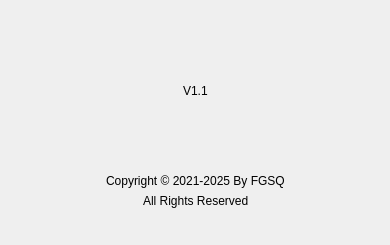
Old version of the form src/about.ui in the repository fgsq-team/LANShare-PC.
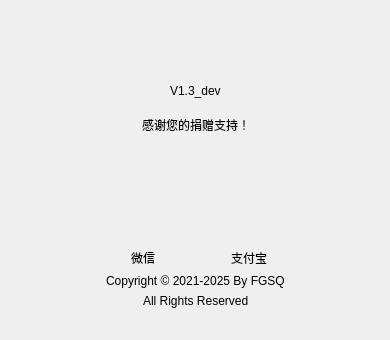
New version of the form. Icons and pictures are not drawn.

Patch:
```diff
--- a/src/about.ui
+++ b/src/about.ui
@@ -7,7 +7,7 @@
     <x>0</x>
     <y>0</y>
     <width>390</width>
-    <height>245</height>
+    <height>340</height>
    </rect>
   </property>
   <property name="windowTitle">
@@ -42,7 +42,7 @@
     <item>
      <widget class="QLabel" name="versionName">
       <property name="text">
-       <string>V1.1</string>
+       <string>V1.3_dev</string>
       </property>
      </widget>
     </item>
@@ -113,7 +113,7 @@
    <property name="geometry">
     <rect>
      <x>0</x>
-     <y>170</y>
+     <y>270</y>
      <width>391</width>
      <height>22</height>
     </rect>
@@ -158,7 +158,7 @@
    <property name="geometry">
     <rect>
      <x>0</x>
-     <y>190</y>
+     <y>290</y>
      <width>391</width>
      <height>21</height>
     </rect>
@@ -199,6 +199,170 @@
     </item>
    </layout>
   </widget>
+  <widget class="QWidget" name="horizontalLayoutWidget_5">
+   <property name="geometry">
+    <rect>
+     <x>0</x>
+     <y>110</y>
+     <width>391</width>
+     <height>30</height>
+    </rect>
+   </property>
+   <layout class="QHBoxLayout" name="horizontalLayout_5">
+    <item>
+     <spacer name="horizontalSpacer_9">
+      <property name="orientation">
+       <enum>Qt::Horizontal</enum>
+      </property>
+      <property name="sizeHint" stdset="0">
+       <size>
+        <width>40</width>
+        <height>20</height>
+       </size>
+      </property>
+     </spacer>
+    </item>
+    <item>
+     <widget class="QLabel" name="donateLabel">
+      <property name="text">
+       <string>感谢您的捐赠支持！</string>
+      </property>
+     </widget>
+    </item>
+    <item>
+     <spacer name="horizontalSpacer_10">
+      <property name="orientation">
+       <enum>Qt::Horizontal</enum>
+      </property>
+      <property name="sizeHint" stdset="0">
+       <size>
+        <width>40</width>
+        <height>20</height>
+       </size>
+      </property>
+     </spacer>
+    </item>
+   </layout>
+  </widget>
+  <widget class="QWidget" name="horizontalLayoutWidget_6">
+   <property name="geometry">
+    <rect>
+     <x>0</x>
+     <y>140</y>
+     <width>391</width>
+     <height>130</height>
+    </rect>
+   </property>
+   <layout class="QHBoxLayout" name="horizontalLayout_6">
+    <item>
+     <spacer name="horizontalSpacer_11">
+      <property name="orientation">
+       <enum>Qt::Horizontal</enum>
+      </property>
+      <property name="sizeHint" stdset="0">
+       <size>
+        <width>40</width>
+        <height>20</height>
+       </size>
+      </property>
+     </spacer>
+    </item>
+    <item>
+     <layout class="QVBoxLayout" name="verticalLayout_2">
+      <item>
+       <widget class="QLabel" name="wechatQRCode">
+        <property name="minimumSize">
+         <size>
+          <width>100</width>
+          <height>100</height>
+         </size>
+        </property>
+        <property name="maximumSize">
+         <size>
+          <width>100</width>
+          <height>100</height>
+         </size>
+        </property>
+        <property name="text">
+         <string/>
+        </property>
+        <property name="pixmap">
+         <pixmap resource="../res.qrc">:/img/wx.jpg</pixmap>
+        </property>
+        <property name="scaledContents">
+         <bool>true</bool>
+        </property>
+       </widget>
+      </item>
+      <item>
+       <widget class="QLabel" name="wechatLabel">
+        <property name="text">
+         <string>微信</string>
+        </property>
+        <property name="alignment">
+         <set>Qt::AlignCenter</set>
+        </property>
+       </widget>
+      </item>
+     </layout>
+    </item>
+    <item>
+     <layout class="QVBoxLayout" name="verticalLayout">
+      <item>
+       <widget class="QLabel" name="alipayQRCode">
+        <property name="minimumSize">
+         <size>
+          <width>100</width>
+          <height>100</height>
+         </size>
+        </property>
+        <property name="maximumSize">
+         <size>
+          <width>100</width>
+          <height>100</height>
+         </size>
+        </property>
+        <property name="text">
+         <string/>
+        </property>
+        <property name="pixmap">
+         <pixmap resource="../res.qrc">:/img/alipay.jpg</pixmap>
+        </property>
+        <property name="scaledContents">
+         <bool>true</bool>
+        </property>
+       </widget>
+      </item>
+      <item>
+       <widget class="QLabel" name="alipayLabel">
+        <property name="text">
+         <string>支付宝</string>
+        </property>
+        <property name="alignment">
+         <set>Qt::AlignCenter</set>
+        </property>
+       </widget>
+      </item>
+     </layout>
+
+
+
+    </item>
+    <item>
+     <spacer name="horizontalSpacer_12">
+      <property name="orientation">
+       <enum>Qt::Horizontal</enum>
+      </property>
+      <property name="sizeHint" stdset="0">
+       <size>
+        <width>40</width>
+        <height>20</height>
+       </size>
+      </property>
+     </spacer>
+    </item>
+   </layout>
+  </widget>
  </widget>
  <resources>
   <include location="../res.qrc"/>
```
